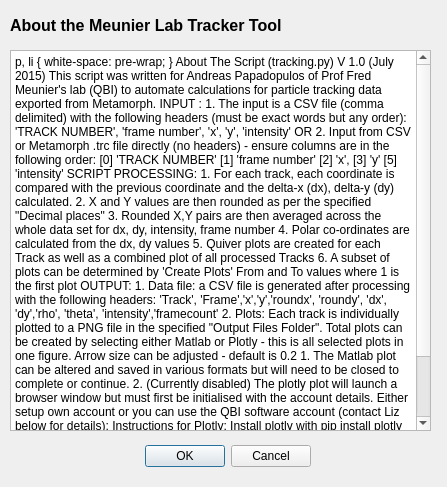
This is tracker_help.ui in QBI-Microscopy/Tracking as Qt 5 draws it before an edit. The edited form follows.
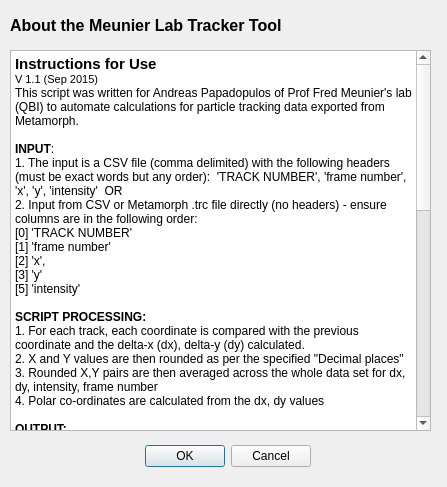
This is the edited form.

Commit message: Updated Help text

```diff
--- a/tracker_help.ui
+++ b/tracker_help.ui
@@ -57,49 +57,51 @@
      <string>&lt;!DOCTYPE HTML PUBLIC &quot;-//W3C//DTD HTML 4.0//EN&quot; &quot;http://www.w3.org/TR/REC-html40/strict.dtd&quot;&gt;
 &lt;html&gt;&lt;head&gt;&lt;meta name=&quot;qrichtext&quot; content=&quot;1&quot; /&gt;&lt;style type=&quot;text/css&quot;&gt;
 p, li { white-space: pre-wrap; }
-&lt;/style&gt;&lt;/head&gt;&lt;body style=&quot; font-family:'MS Shell Dlg 2'; font-size:7.8pt; font-weight:400; font-style:normal;&quot;&gt;
-&lt;p style=&quot; margin-top:0px; margin-bottom:0px; margin-left:0px; margin-right:0px; -qt-block-indent:0; text-indent:0px;&quot;&gt;&lt;span style=&quot; font-size:10pt;&quot;&gt;About The Script (tracking.py)&lt;/span&gt;&lt;/p&gt;
-&lt;p style=&quot; margin-top:0px; margin-bottom:0px; margin-left:0px; margin-right:0px; -qt-block-indent:0; text-indent:0px;&quot;&gt;&lt;span style=&quot; font-size:8pt;&quot;&gt;V 1.0 (July 2015)&lt;/span&gt;&lt;/p&gt;
-&lt;p style=&quot; margin-top:0px; margin-bottom:0px; margin-left:0px; margin-right:0px; -qt-block-indent:0; text-indent:0px;&quot;&gt;This script was written for Andreas Papadopulos of Prof Fred Meunier's lab (QBI) to automate calculations for particle tracking data exported from Metamorph.&lt;/p&gt;
+&lt;/style&gt;&lt;/head&gt;&lt;body style=&quot; font-family:'MS Shell Dlg 2'; font-size:8.25pt; font-weight:400; font-style:normal;&quot;&gt;
+&lt;p style=&quot; margin-top:0px; margin-bottom:0px; margin-left:0px; margin-right:0px; -qt-block-indent:0; text-indent:0px;&quot;&gt;&lt;span style=&quot; font-size:11pt; font-weight:600;&quot;&gt;Instructions for Use&lt;/span&gt;&lt;/p&gt;
+&lt;p style=&quot; margin-top:0px; margin-bottom:0px; margin-left:0px; margin-right:0px; -qt-block-indent:0; text-indent:0px;&quot;&gt;&lt;span style=&quot; font-size:8pt;&quot;&gt;V 1.1 (Sep 2015)&lt;/span&gt;&lt;/p&gt;
+&lt;p style=&quot; margin-top:0px; margin-bottom:0px; margin-left:0px; margin-right:0px; -qt-block-indent:0; text-indent:0px;&quot;&gt;&lt;span style=&quot; font-size:9pt;&quot;&gt;This script was written for Andreas Papadopulos of Prof Fred Meunier's lab (QBI) to automate calculations for particle tracking data exported from Metamorph.&lt;/span&gt;&lt;/p&gt;
+&lt;p style=&quot;-qt-paragraph-type:empty; margin-top:0px; margin-bottom:0px; margin-left:0px; margin-right:0px; -qt-block-indent:0; text-indent:0px; font-size:9pt;&quot;&gt;&lt;br /&gt;&lt;/p&gt;
+&lt;p style=&quot; margin-top:0px; margin-bottom:0px; margin-left:0px; margin-right:0px; -qt-block-indent:0; text-indent:0px;&quot;&gt;&lt;span style=&quot; font-size:9pt; font-weight:600;&quot;&gt;INPUT&lt;/span&gt;&lt;span style=&quot; font-size:9pt;&quot;&gt;: &lt;/span&gt;&lt;/p&gt;
+&lt;p style=&quot; margin-top:0px; margin-bottom:0px; margin-left:0px; margin-right:0px; -qt-block-indent:0; text-indent:0px;&quot;&gt;&lt;span style=&quot; font-size:9pt;&quot;&gt;1. The input is a CSV file (comma delimited) with the following headers (must be exact words but any order):  'TRACK NUMBER', 'frame number', 'x', 'y', 'intensity'  OR&lt;/span&gt;&lt;/p&gt;
+&lt;p style=&quot; margin-top:0px; margin-bottom:0px; margin-left:0px; margin-right:0px; -qt-block-indent:0; text-indent:0px;&quot;&gt;&lt;span style=&quot; font-size:9pt;&quot;&gt;2. Input from CSV or Metamorph .trc file directly (no headers) - ensure columns are in the following order: &lt;/span&gt;&lt;/p&gt;
+&lt;p style=&quot; margin-top:0px; margin-bottom:0px; margin-left:0px; margin-right:0px; -qt-block-indent:0; text-indent:0px;&quot;&gt;&lt;span style=&quot; font-size:9pt;&quot;&gt;[0] 'TRACK NUMBER'&lt;/span&gt;&lt;/p&gt;
+&lt;p style=&quot; margin-top:0px; margin-bottom:0px; margin-left:0px; margin-right:0px; -qt-block-indent:0; text-indent:0px;&quot;&gt;&lt;span style=&quot; font-size:9pt;&quot;&gt;[1] 'frame number'&lt;/span&gt;&lt;/p&gt;
+&lt;p style=&quot; margin-top:0px; margin-bottom:0px; margin-left:0px; margin-right:0px; -qt-block-indent:0; text-indent:0px;&quot;&gt;&lt;span style=&quot; font-size:9pt;&quot;&gt;[2] 'x',&lt;/span&gt;&lt;/p&gt;
+&lt;p style=&quot; margin-top:0px; margin-bottom:0px; margin-left:0px; margin-right:0px; -qt-block-indent:0; text-indent:0px;&quot;&gt;&lt;span style=&quot; font-size:9pt;&quot;&gt;[3] 'y'&lt;/span&gt;&lt;/p&gt;
+&lt;p style=&quot; margin-top:0px; margin-bottom:0px; margin-left:0px; margin-right:0px; -qt-block-indent:0; text-indent:0px;&quot;&gt;&lt;span style=&quot; font-size:9pt;&quot;&gt;[5] 'intensity'&lt;/span&gt;&lt;/p&gt;
+&lt;p style=&quot;-qt-paragraph-type:empty; margin-top:0px; margin-bottom:0px; margin-left:0px; margin-right:0px; -qt-block-indent:0; text-indent:0px; font-size:9pt;&quot;&gt;&lt;br /&gt;&lt;/p&gt;
+&lt;p style=&quot; margin-top:0px; margin-bottom:0px; margin-left:0px; margin-right:0px; -qt-block-indent:0; text-indent:0px;&quot;&gt;&lt;span style=&quot; font-size:9pt; font-weight:600;&quot;&gt;SCRIPT PROCESSING:&lt;/span&gt;&lt;/p&gt;
+&lt;p style=&quot; margin-top:0px; margin-bottom:0px; margin-left:0px; margin-right:0px; -qt-block-indent:0; text-indent:0px;&quot;&gt;&lt;span style=&quot; font-size:9pt;&quot;&gt;1. For each track, each coordinate is compared with the previous coordinate and the delta-x (dx), delta-y (dy) calculated.&lt;/span&gt;&lt;/p&gt;
+&lt;p style=&quot; margin-top:0px; margin-bottom:0px; margin-left:0px; margin-right:0px; -qt-block-indent:0; text-indent:0px;&quot;&gt;&lt;span style=&quot; font-size:9pt;&quot;&gt;2. X and Y values are then rounded as per the specified &amp;quot;Decimal places&amp;quot; &lt;/span&gt;&lt;/p&gt;
+&lt;p style=&quot; margin-top:0px; margin-bottom:0px; margin-left:0px; margin-right:0px; -qt-block-indent:0; text-indent:0px;&quot;&gt;&lt;span style=&quot; font-size:9pt;&quot;&gt;3. Rounded X,Y pairs are then averaged across the whole data set for dx, dy, intensity, frame number&lt;/span&gt;&lt;/p&gt;
+&lt;p style=&quot; margin-top:0px; margin-bottom:0px; margin-left:0px; margin-right:0px; -qt-block-indent:0; text-indent:0px;&quot;&gt;&lt;span style=&quot; font-size:9pt;&quot;&gt;4. Polar co-ordinates are calculated from the dx, dy values&lt;/span&gt;&lt;/p&gt;
+&lt;p style=&quot;-qt-paragraph-type:empty; margin-top:0px; margin-bottom:0px; margin-left:0px; margin-right:0px; -qt-block-indent:0; text-indent:0px; font-size:9pt;&quot;&gt;&lt;br /&gt;&lt;/p&gt;
+&lt;p style=&quot; margin-top:0px; margin-bottom:0px; margin-left:0px; margin-right:0px; -qt-block-indent:0; text-indent:0px;&quot;&gt;&lt;span style=&quot; font-size:9pt; font-weight:600;&quot;&gt;OUTPUT:&lt;/span&gt;&lt;/p&gt;
+&lt;p style=&quot; margin-top:0px; margin-bottom:0px; margin-left:0px; margin-right:0px; -qt-block-indent:0; text-indent:0px;&quot;&gt;&lt;span style=&quot; font-size:9pt; font-weight:600;&quot;&gt;Data files:&lt;/span&gt;&lt;span style=&quot; font-size:9pt;&quot;&gt; &lt;/span&gt;&lt;/p&gt;
+&lt;p style=&quot; margin-top:0px; margin-bottom:0px; margin-left:0px; margin-right:0px; -qt-block-indent:0; text-indent:0px;&quot;&gt;&lt;span style=&quot; font-size:9pt;&quot;&gt;a. A CSV file is generated in the &amp;quot;Output Files Folder&amp;quot; with the name specified in &amp;quot;Output Filename&amp;quot; after processing with the following headers:&lt;/span&gt;&lt;/p&gt;
+&lt;p style=&quot; margin-top:0px; margin-bottom:0px; margin-left:0px; margin-right:0px; -qt-block-indent:0; text-indent:0px;&quot;&gt;&lt;span style=&quot; font-size:9pt;&quot;&gt;'Track', 'Frame','x','y','roundx', 'roundy', 'dx', 'dy','rho', 'theta', 'intensity','framecount'&lt;/span&gt;&lt;/p&gt;
+&lt;p style=&quot; margin-top:0px; margin-bottom:0px; margin-left:0px; margin-right:0px; -qt-block-indent:0; text-indent:0px;&quot;&gt;&lt;span style=&quot; font-size:9pt;&quot;&gt;b. Individual CSV files will also be generated for ROI data with filenames &amp;quot;ROI_x-y.csv&amp;quot; (x,y coords of the first point in the polygon)&lt;/span&gt;&lt;/p&gt;
+&lt;p style=&quot; margin-top:0px; margin-bottom:0px; margin-left:0px; margin-right:0px; -qt-block-indent:0; text-indent:0px;&quot;&gt;&lt;span style=&quot; font-size:9pt; font-weight:600;&quot;&gt;Plots:&lt;/span&gt;&lt;span style=&quot; font-size:9pt;&quot;&gt; &lt;/span&gt;&lt;/p&gt;
+&lt;p style=&quot; margin-top:0px; margin-bottom:0px; margin-left:0px; margin-right:0px; -qt-block-indent:0; text-indent:0px;&quot;&gt;&lt;span style=&quot; font-size:9pt;&quot;&gt;1. Quiver plots may be created for each Track as well as a combined plot of all processed Tracks&lt;/span&gt;&lt;/p&gt;
+&lt;p style=&quot; margin-top:0px; margin-bottom:0px; margin-left:0px; margin-right:0px; -qt-block-indent:0; text-indent:0px;&quot;&gt;&lt;span style=&quot; font-size:9pt;&quot;&gt;2. Choose &amp;quot;&lt;/span&gt;&lt;span style=&quot; font-size:9pt; font-weight:600;&quot;&gt;All Plots&lt;/span&gt;&lt;span style=&quot; font-size:9pt;&quot;&gt;&amp;quot; OR a subset of tracks to be plotted by entering &amp;quot;&lt;/span&gt;&lt;span style=&quot; font-size:9pt; font-weight:600;&quot;&gt;From&lt;/span&gt;&lt;span style=&quot; font-size:9pt;&quot;&gt;&amp;quot; and &amp;quot;&lt;/span&gt;&lt;span style=&quot; font-size:9pt; font-weight:600;&quot;&gt;To&lt;/span&gt;&lt;span style=&quot; font-size:9pt;&quot;&gt;&amp;quot; values where 1 is the first plot&lt;/span&gt;&lt;/p&gt;
+&lt;p style=&quot; margin-top:0px; margin-bottom:0px; margin-left:0px; margin-right:0px; -qt-block-indent:0; text-indent:0px;&quot;&gt;&lt;span style=&quot; font-size:9pt;&quot;&gt;3. If &amp;quot;&lt;/span&gt;&lt;span style=&quot; font-size:9pt; font-weight:600;&quot;&gt;Save All PNG&lt;/span&gt;&lt;span style=&quot; font-size:9pt;&quot;&gt;&amp;quot; is checked, each track is individually plotted to a PNG file in the specified &amp;quot;&lt;/span&gt;&lt;span style=&quot; font-size:9pt; font-weight:600;&quot;&gt;Output Files Folder&lt;/span&gt;&lt;span style=&quot; font-size:9pt;&quot;&gt;&amp;quot;. &lt;/span&gt;&lt;/p&gt;
+&lt;p style=&quot; margin-top:0px; margin-bottom:0px; margin-left:0px; margin-right:0px; -qt-block-indent:0; text-indent:0px;&quot;&gt;&lt;span style=&quot; font-size:9pt;&quot;&gt;4. If &amp;quot;&lt;/span&gt;&lt;span style=&quot; font-size:9pt; font-weight:600;&quot;&gt;Matlab&lt;/span&gt;&lt;span style=&quot; font-size:9pt;&quot;&gt;&amp;quot; is checked, a Matlab plot is generated with the tracks selected above (ie All Plots or range)&lt;/span&gt;&lt;/p&gt;
+&lt;p style=&quot; margin-top:0px; margin-bottom:0px; margin-left:0px; margin-right:0px; -qt-block-indent:0; text-indent:0px;&quot;&gt;&lt;span style=&quot; font-size:9pt;&quot;&gt;5. If &amp;quot;&lt;/span&gt;&lt;span style=&quot; font-size:9pt; font-weight:600;&quot;&gt;Contours&lt;/span&gt;&lt;span style=&quot; font-size:9pt;&quot;&gt;&amp;quot; is set to more than 0 (100 is recommended), contour lines will be drawn on the Matlab quiver plot (ie 0 is off)&lt;/span&gt;&lt;/p&gt;
+&lt;p style=&quot; margin-top:0px; margin-bottom:0px; margin-left:0px; margin-right:0px; -qt-block-indent:0; text-indent:0px;&quot;&gt;&lt;span style=&quot; font-size:9pt;&quot;&gt;6. The arrow size for the quiver plots can be set (0.2 is default)&lt;/span&gt;&lt;/p&gt;
+&lt;p style=&quot; margin-top:0px; margin-bottom:0px; margin-left:0px; margin-right:0px; -qt-block-indent:0; text-indent:0px;&quot;&gt;&lt;span style=&quot; font-size:9pt;&quot;&gt;7. The &lt;/span&gt;&lt;span style=&quot; font-size:9pt; font-weight:600;&quot;&gt;Matlab&lt;/span&gt;&lt;span style=&quot; font-size:9pt;&quot;&gt; plot is interactive: &lt;/span&gt;&lt;/p&gt;
+&lt;p style=&quot; margin-top:0px; margin-bottom:0px; margin-left:0px; margin-right:0px; -qt-block-indent:0; text-indent:0px;&quot;&gt;&lt;span style=&quot; font-size:9pt;&quot;&gt;   a. A pencil tool allows an &lt;/span&gt;&lt;span style=&quot; font-size:9pt; font-weight:600;&quot;&gt;ROI&lt;/span&gt;&lt;span style=&quot; font-size:9pt;&quot;&gt; to be drawn around points. (This is a toggle tool and is active as soon as the plot is drawn)&lt;/span&gt;&lt;/p&gt;
+&lt;p style=&quot; margin-top:0px; margin-bottom:0px; margin-left:0px; margin-right:0px; -qt-block-indent:0; text-indent:0px;&quot;&gt;&lt;span style=&quot; font-size:9pt;&quot;&gt;   b. A graph tool will save the raw tracker data for the coordinates within the ROI to a CSV file and produce a heatmap with contours*&lt;/span&gt;&lt;/p&gt;
+&lt;p style=&quot;-qt-paragraph-type:empty; margin-top:0px; margin-bottom:0px; margin-left:0px; margin-right:0px; -qt-block-indent:0; text-indent:0px; font-size:9pt;&quot;&gt;&lt;br /&gt;&lt;/p&gt;
+&lt;p style=&quot; margin-top:0px; margin-bottom:0px; margin-left:0px; margin-right:0px; -qt-block-indent:0; text-indent:0px;&quot;&gt;&lt;span style=&quot; font-size:9pt;&quot;&gt;*Note the heatmap is a radial interpolation of the rho data (representing particle speed)&lt;/span&gt;&lt;/p&gt;
+&lt;p style=&quot;-qt-paragraph-type:empty; margin-top:0px; margin-bottom:0px; margin-left:0px; margin-right:0px; -qt-block-indent:0; text-indent:0px; font-size:9pt;&quot;&gt;&lt;br /&gt;&lt;/p&gt;
+&lt;p style=&quot; margin-top:0px; margin-bottom:0px; margin-left:0px; margin-right:0px; -qt-block-indent:0; text-indent:0px;&quot;&gt;&lt;span style=&quot; font-size:9pt; font-weight:600;&quot;&gt;USER SETTINGS:&lt;/span&gt;&lt;/p&gt;
+&lt;p style=&quot; margin-top:0px; margin-bottom:0px; margin-left:0px; margin-right:0px; -qt-block-indent:0; text-indent:0px;&quot;&gt;&lt;span style=&quot; font-size:9pt;&quot;&gt;A user configuration file should be saved in your home directory as &amp;quot;.trackerconfig.ini&amp;quot;&lt;/span&gt;&lt;/p&gt;
+&lt;p style=&quot;-qt-paragraph-type:empty; margin-top:0px; margin-bottom:0px; margin-left:0px; margin-right:0px; -qt-block-indent:0; text-indent:0px; font-size:9pt;&quot;&gt;&lt;br /&gt;&lt;/p&gt;
+&lt;p style=&quot; margin-top:0px; margin-bottom:0px; margin-left:0px; margin-right:0px; -qt-block-indent:0; text-indent:0px;&quot;&gt;&lt;span style=&quot; font-weight:600;&quot;&gt;SOURCE CODE:&lt;/span&gt;&lt;/p&gt;
+&lt;p style=&quot; margin-top:0px; margin-bottom:0px; margin-left:0px; margin-right:0px; -qt-block-indent:0; text-indent:0px;&quot;&gt;The Public repository for the source code is at &lt;a href=&quot;https://github.com/QBI-Software/Tracking&quot;&gt;&lt;span style=&quot; font-size:8pt; text-decoration: underline; color:#0000ff;&quot;&gt;https://github.com/QBI-Software/Tracking&lt;/span&gt;&lt;/a&gt;&lt;/p&gt;
 &lt;p style=&quot;-qt-paragraph-type:empty; margin-top:0px; margin-bottom:0px; margin-left:0px; margin-right:0px; -qt-block-indent:0; text-indent:0px;&quot;&gt;&lt;br /&gt;&lt;/p&gt;
-&lt;p style=&quot; margin-top:0px; margin-bottom:0px; margin-left:0px; margin-right:0px; -qt-block-indent:0; text-indent:0px;&quot;&gt;&lt;span style=&quot; font-weight:600;&quot;&gt;INPUT&lt;/span&gt;: &lt;/p&gt;
-&lt;p style=&quot; margin-top:0px; margin-bottom:0px; margin-left:0px; margin-right:0px; -qt-block-indent:0; text-indent:0px;&quot;&gt;1. The input is a CSV file (comma delimited) with the following headers (must be exact words but any order):  'TRACK NUMBER', 'frame number', 'x', 'y', 'intensity'  OR&lt;/p&gt;
-&lt;p style=&quot; margin-top:0px; margin-bottom:0px; margin-left:0px; margin-right:0px; -qt-block-indent:0; text-indent:0px;&quot;&gt;2. Input from CSV or Metamorph .trc file directly (no headers) - ensure columns are in the following order: &lt;/p&gt;
-&lt;p style=&quot; margin-top:0px; margin-bottom:0px; margin-left:0px; margin-right:0px; -qt-block-indent:0; text-indent:0px;&quot;&gt;[0] 'TRACK NUMBER'&lt;/p&gt;
-&lt;p style=&quot; margin-top:0px; margin-bottom:0px; margin-left:0px; margin-right:0px; -qt-block-indent:0; text-indent:0px;&quot;&gt;[1] 'frame number'&lt;/p&gt;
-&lt;p style=&quot; margin-top:0px; margin-bottom:0px; margin-left:0px; margin-right:0px; -qt-block-indent:0; text-indent:0px;&quot;&gt;[2] 'x',&lt;/p&gt;
-&lt;p style=&quot; margin-top:0px; margin-bottom:0px; margin-left:0px; margin-right:0px; -qt-block-indent:0; text-indent:0px;&quot;&gt;[3] 'y'&lt;/p&gt;
-&lt;p style=&quot; margin-top:0px; margin-bottom:0px; margin-left:0px; margin-right:0px; -qt-block-indent:0; text-indent:0px;&quot;&gt;[5] 'intensity'&lt;/p&gt;
-&lt;p style=&quot;-qt-paragraph-type:empty; margin-top:0px; margin-bottom:0px; margin-left:0px; margin-right:0px; -qt-block-indent:0; text-indent:0px;&quot;&gt;&lt;br /&gt;&lt;/p&gt;
-&lt;p style=&quot; margin-top:0px; margin-bottom:0px; margin-left:0px; margin-right:0px; -qt-block-indent:0; text-indent:0px;&quot;&gt;&lt;span style=&quot; font-weight:600;&quot;&gt;SCRIPT PROCESSING:&lt;/span&gt;&lt;/p&gt;
-&lt;p style=&quot; margin-top:0px; margin-bottom:0px; margin-left:0px; margin-right:0px; -qt-block-indent:0; text-indent:0px;&quot;&gt;1. For each track, each coordinate is compared with the previous coordinate and the delta-x (dx), delta-y (dy) calculated.&lt;/p&gt;
-&lt;p style=&quot; margin-top:0px; margin-bottom:0px; margin-left:0px; margin-right:0px; -qt-block-indent:0; text-indent:0px;&quot;&gt;2. X and Y values are then rounded as per the specified &amp;quot;Decimal places&amp;quot; &lt;/p&gt;
-&lt;p style=&quot; margin-top:0px; margin-bottom:0px; margin-left:0px; margin-right:0px; -qt-block-indent:0; text-indent:0px;&quot;&gt;3. Rounded X,Y pairs are then averaged across the whole data set for dx, dy, intensity, frame number&lt;/p&gt;
-&lt;p style=&quot; margin-top:0px; margin-bottom:0px; margin-left:0px; margin-right:0px; -qt-block-indent:0; text-indent:0px;&quot;&gt;4. Polar co-ordinates are calculated from the dx, dy values&lt;/p&gt;
-&lt;p style=&quot; margin-top:0px; margin-bottom:0px; margin-left:0px; margin-right:0px; -qt-block-indent:0; text-indent:0px;&quot;&gt;5. Quiver plots are created for each Track as well as a combined plot of all processed Tracks&lt;/p&gt;
-&lt;p style=&quot; margin-top:0px; margin-bottom:0px; margin-left:0px; margin-right:0px; -qt-block-indent:0; text-indent:0px;&quot;&gt;6. A subset of plots can be determined by 'Create Plots' From and To values where 1 is the first plot&lt;/p&gt;
-&lt;p style=&quot;-qt-paragraph-type:empty; margin-top:0px; margin-bottom:0px; margin-left:0px; margin-right:0px; -qt-block-indent:0; text-indent:0px;&quot;&gt;&lt;br /&gt;&lt;/p&gt;
-&lt;p style=&quot; margin-top:0px; margin-bottom:0px; margin-left:0px; margin-right:0px; -qt-block-indent:0; text-indent:0px;&quot;&gt;&lt;span style=&quot; font-weight:600;&quot;&gt;OUTPUT:&lt;/span&gt;&lt;/p&gt;
-&lt;p style=&quot; margin-top:0px; margin-bottom:0px; margin-left:0px; margin-right:0px; -qt-block-indent:0; text-indent:0px;&quot;&gt;1. &lt;span style=&quot; font-weight:600;&quot;&gt;Data file:&lt;/span&gt; a CSV file is generated after processing with the following headers:&lt;/p&gt;
-&lt;p style=&quot; margin-top:0px; margin-bottom:0px; margin-left:0px; margin-right:0px; -qt-block-indent:0; text-indent:0px;&quot;&gt;'Track', 'Frame','x','y','roundx', 'roundy', 'dx', 'dy','rho', 'theta', 'intensity','framecount'&lt;/p&gt;
-&lt;p style=&quot; margin-top:0px; margin-bottom:0px; margin-left:0px; margin-right:0px; -qt-block-indent:0; text-indent:0px;&quot;&gt;2. &lt;span style=&quot; font-weight:600;&quot;&gt;Plots:&lt;/span&gt; Each track is individually plotted to a PNG file in the specified &amp;quot;Output Files Folder&amp;quot;. &lt;/p&gt;
-&lt;p style=&quot;-qt-paragraph-type:empty; margin-top:0px; margin-bottom:0px; margin-left:0px; margin-right:0px; -qt-block-indent:0; text-indent:0px;&quot;&gt;&lt;br /&gt;&lt;/p&gt;
-&lt;p style=&quot; margin-top:0px; margin-bottom:0px; margin-left:0px; margin-right:0px; -qt-block-indent:0; text-indent:0px;&quot;&gt;&lt;span style=&quot; font-weight:600;&quot;&gt;Total plots &lt;/span&gt;can be created by selecting either Matlab or Plotly - this is all selected plots in one figure.  &lt;/p&gt;
-&lt;p style=&quot; margin-top:0px; margin-bottom:0px; margin-left:0px; margin-right:0px; -qt-block-indent:0; text-indent:0px;&quot;&gt;&lt;span style=&quot; font-weight:600;&quot;&gt;Arrow size&lt;/span&gt; can be adjusted - default is 0.2&lt;/p&gt;
-&lt;p style=&quot; margin-top:0px; margin-bottom:0px; margin-left:0px; margin-right:0px; -qt-block-indent:0; text-indent:0px;&quot;&gt;1. The Matlab plot can be altered and saved in various formats but will need to be closed to complete or continue.&lt;/p&gt;
-&lt;p style=&quot; margin-top:0px; margin-bottom:0px; margin-left:0px; margin-right:0px; -qt-block-indent:0; text-indent:0px;&quot;&gt;2. &lt;span style=&quot; font-style:italic;&quot;&gt;(Currently disabled)&lt;/span&gt;The plotly plot will launch a browser window but must first be initialised with the account details.  Either setup own account or you can use the QBI software account (contact Liz below for details):&lt;/p&gt;
-&lt;p style=&quot; margin-top:0px; margin-bottom:0px; margin-left:0px; margin-right:0px; -qt-block-indent:0; text-indent:0px;&quot;&gt;&lt;span style=&quot; font-weight:600;&quot;&gt;Instructions for Plotly:&lt;/span&gt;&lt;/p&gt;
-&lt;p style=&quot; margin-top:0px; margin-bottom:0px; margin-left:0px; margin-right:0px; -qt-block-indent:0; text-indent:0px;&quot;&gt;Install plotly with&lt;/p&gt;
-&lt;p style=&quot; margin-top:0px; margin-bottom:0px; margin-left:0px; margin-right:0px; -qt-block-indent:0; text-indent:0px;&quot;&gt;&amp;gt;pip install plotly&lt;/p&gt;
-&lt;p style=&quot; margin-top:0px; margin-bottom:0px; margin-left:0px; margin-right:0px; -qt-block-indent:0; text-indent:0px;&quot;&gt;Run Python3.4 interactive console:&lt;/p&gt;
-&lt;p style=&quot; margin-top:0px; margin-bottom:0px; margin-left:0px; margin-right:0px; -qt-block-indent:0; text-indent:0px;&quot;&gt;&amp;gt;python &lt;/p&gt;
-&lt;p style=&quot; margin-top:0px; margin-bottom:0px; margin-left:0px; margin-right:0px; -qt-block-indent:0; text-indent:0px;&quot;&gt;&amp;gt;&amp;gt;&amp;gt;import plotly;&lt;/p&gt;
-&lt;p style=&quot; margin-top:0px; margin-bottom:0px; margin-left:0px; margin-right:0px; -qt-block-indent:0; text-indent:0px;&quot;&gt;&amp;gt;&amp;gt;&amp;gt;plotly.tools.set_credentials_file(username='qbisoftware',api_key='4oklhj4uhy')&lt;/p&gt;
-&lt;p style=&quot;-qt-paragraph-type:empty; margin-top:0px; margin-bottom:0px; margin-left:0px; margin-right:0px; -qt-block-indent:0; text-indent:0px;&quot;&gt;&lt;br /&gt;&lt;/p&gt;
-&lt;p style=&quot; margin-top:0px; margin-bottom:0px; margin-left:0px; margin-right:0px; -qt-block-indent:0; text-indent:0px;&quot;&gt;&lt;span style=&quot; font-weight:600;&quot;&gt;USER SETTINGS:&lt;/span&gt;&lt;/p&gt;
-&lt;p style=&quot; margin-top:0px; margin-bottom:0px; margin-left:0px; margin-right:0px; -qt-block-indent:0; text-indent:0px;&quot;&gt;A user configuration file should be saved in your home directory as &amp;quot;.trackerconfig.ini&amp;quot;&lt;/p&gt;
-&lt;p style=&quot;-qt-paragraph-type:empty; margin-top:0px; margin-bottom:0px; margin-left:0px; margin-right:0px; -qt-block-indent:0; text-indent:0px;&quot;&gt;&lt;br /&gt;&lt;/p&gt;
-&lt;p style=&quot; margin-top:0px; margin-bottom:0px; margin-left:0px; margin-right:0px; -qt-block-indent:0; text-indent:0px;&quot;&gt;Any issues or suggestions - please contact Liz Cooper-Williams, QBI (e.cooperwilliams@uq.edu.au)&lt;/p&gt;&lt;/body&gt;&lt;/html&gt;</string>
+&lt;p style=&quot; margin-top:0px; margin-bottom:0px; margin-left:0px; margin-right:0px; -qt-block-indent:0; text-indent:0px;&quot;&gt;&lt;span style=&quot; font-size:9pt;&quot;&gt;Any issues or suggestions - please contact Liz Cooper-Williams, QBI (e.cooperwilliams@uq.edu.au)&lt;/span&gt;&lt;/p&gt;&lt;/body&gt;&lt;/html&gt;</string>
     </property>
    </widget>
   </widget>
```
